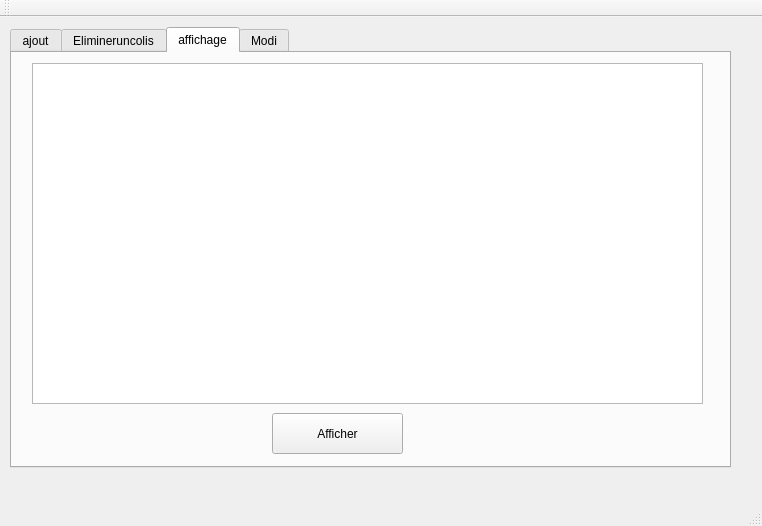
This is Atelier_Connexion/mainwindow.ui in Esprit-UP-Algo/projetcpp-2a33-smart-delivery-product as Qt 5 draws it before an edit. The edited form follows.
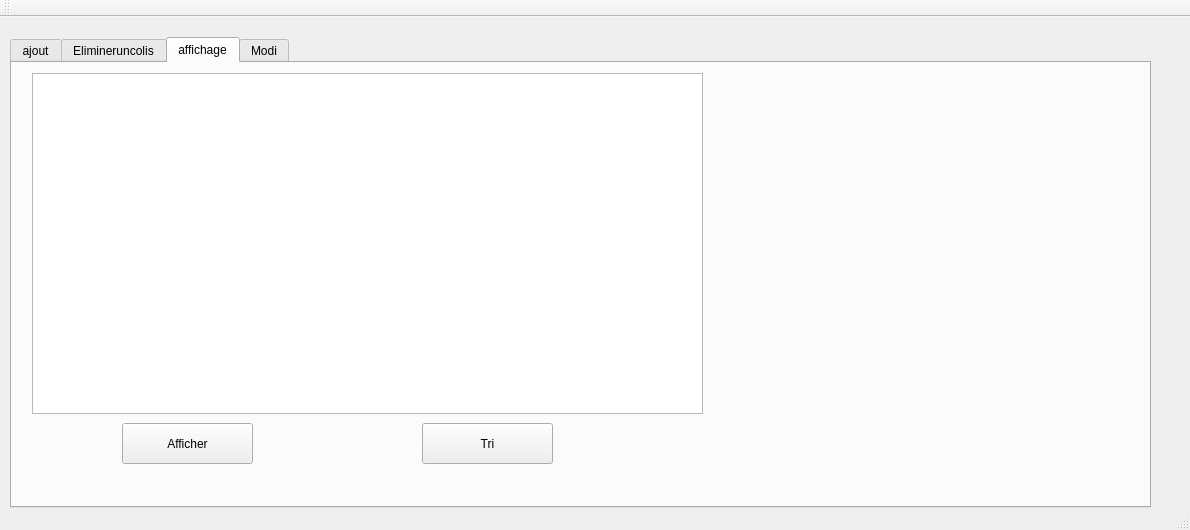
This is the edited form. The open tabs and pages were chosen to show the change.

Patch:
```diff
--- a/Atelier_Connexion/mainwindow.ui
+++ b/Atelier_Connexion/mainwindow.ui
@@ -6,8 +6,8 @@
    <rect>
     <x>0</x>
     <y>0</y>
-    <width>762</width>
-    <height>526</height>
+    <width>1190</width>
+    <height>530</height>
    </rect>
   </property>
   <property name="windowTitle">
@@ -18,9 +18,9 @@
     <property name="geometry">
      <rect>
       <x>10</x>
-      <y>10</y>
-      <width>721</width>
-      <height>441</height>
+      <y>20</y>
+      <width>1141</width>
+      <height>471</height>
      </rect>
     </property>
     <property name="currentIndex">
@@ -220,7 +220,7 @@
      <widget class="QPushButton" name="aff">
       <property name="geometry">
        <rect>
-        <x>260</x>
+        <x>110</x>
         <y>360</y>
         <width>131</width>
         <height>41</height>
@@ -230,6 +230,19 @@
        <string>Afficher</string>
       </property>
      </widget>
+     <widget class="QPushButton" name="tri">
+      <property name="geometry">
+       <rect>
+        <x>410</x>
+        <y>360</y>
+        <width>131</width>
+        <height>41</height>
+       </rect>
+      </property>
+      <property name="text">
+       <string>Tri</string>
+      </property>
+     </widget>
     </widget>
     <widget class="QWidget" name="tab_3">
      <attribute name="title">
```
Left out of the diff: 6 changed lines with no effect on the pictures.
